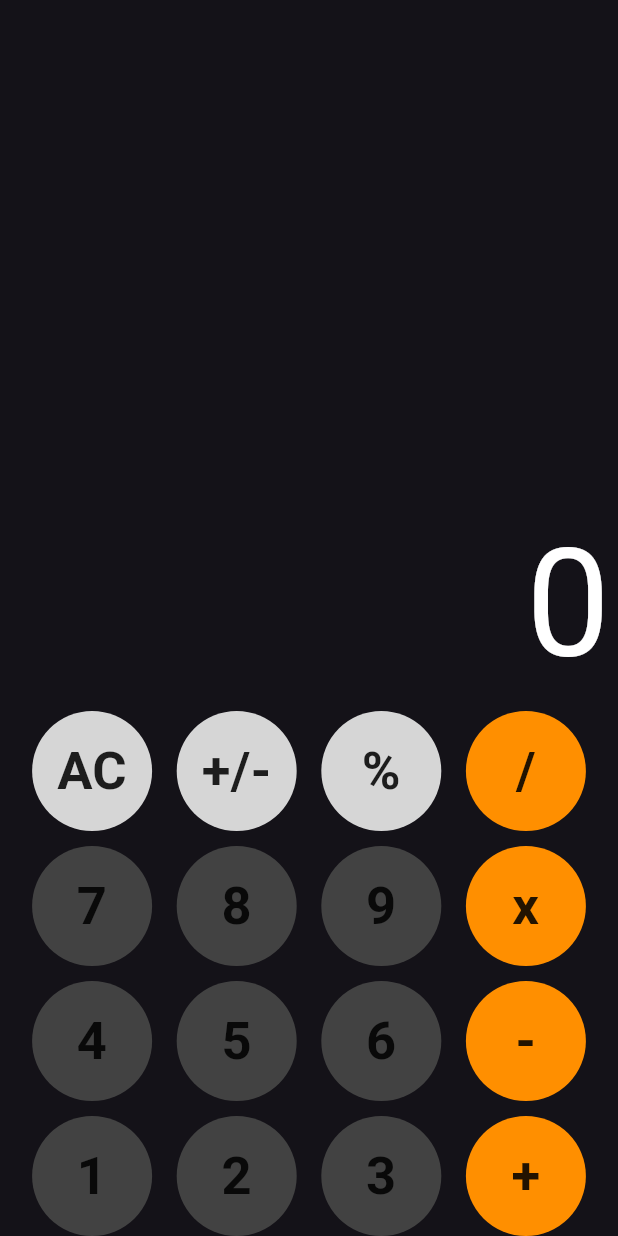
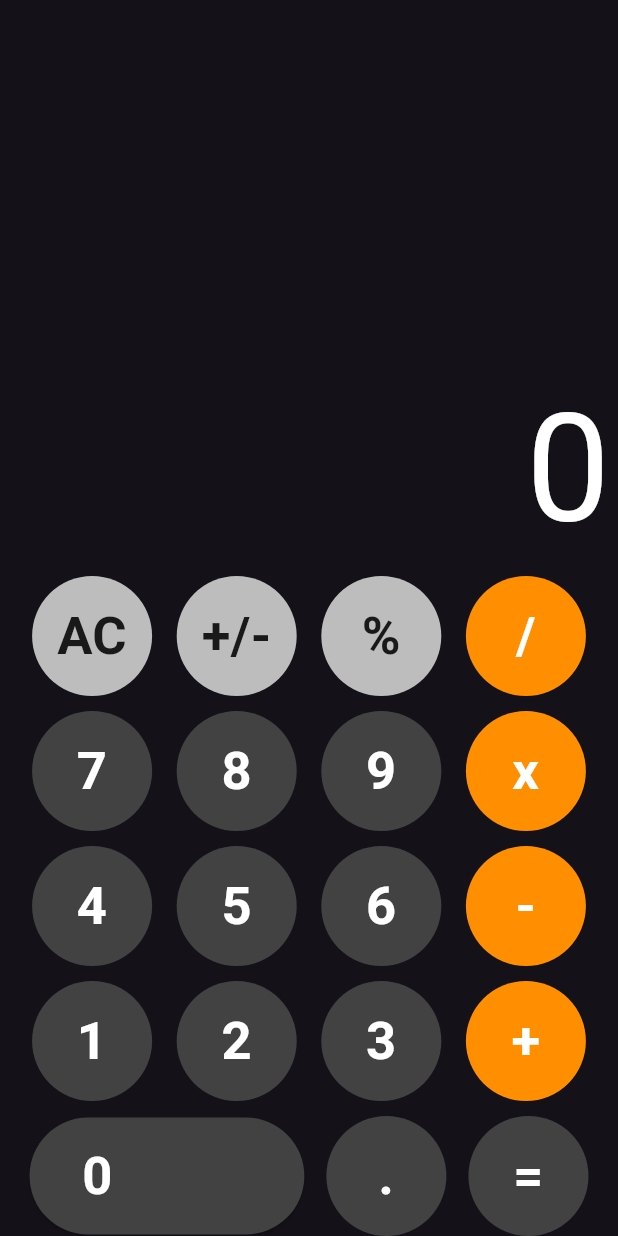
Before and after one commit to Ayann12/kalkulator, a Flutter app: the screen it shows after launch, on a phone screen of 412 x 824 dp. Run offline on Flutter 3.47's test engine with Material 3 defaults, Android fonts, the phone set to English and light mode, and no system bars; missing offline and left inert: function_tree.

Commit message:
masih belum sempurna

```diff
--- a/lib/main.dart
+++ b/lib/main.dart
@@ -1,5 +1,7 @@
 import 'package:flutter/material.dart';
 import 'package:kalkulator/my_calculator.dart';
+import 'package:kalkulator/provider/calculator_provider.dart';
+import 'package:provider/provider.dart';
 
 void main() {
   runApp(const MyApp());
@@ -11,10 +13,13 @@ class MyApp extends StatelessWidget {
   // This widget is the root of your application.
   @override
   Widget build(BuildContext context) {
-    return MaterialApp(
-      theme: ThemeData.dark(),
-      debugShowCheckedModeBanner: false,
-      home: const MyCalculator(),
+    return ChangeNotifierProvider(
+      create: (context) => CalculatorProvider(),
+      child: MaterialApp(
+        theme: ThemeData.dark(),
+        debugShowCheckedModeBanner: false,
+        home: const MyCalculator(),
+      ),
     );
   }
 }
--- a/lib/my_calculator.dart
+++ b/lib/my_calculator.dart
@@ -1,5 +1,9 @@
+import 'dart:async';
+
 import 'package:flutter/material.dart';
 import 'package:kalkulator/color.dart';
+import 'package:kalkulator/provider/calculator_provider.dart';
+import 'package:provider/provider.dart';
 
 class MyCalculator extends StatefulWidget {
   const MyCalculator({super.key});
@@ -9,68 +13,114 @@ class MyCalculator extends StatefulWidget {
 }
 
 class _MyCalculatorState extends State<MyCalculator> {
+  Map<String, bool> buttonStates = {};
+  void handleTap(String text) {
+    setState(() {
+      buttonStates[text] = true;
+    });
+    Provider.of<CalculatorProvider>(context, listen: false).setValue(text);
+
+    Timer(const Duration(milliseconds: 350), () {
+      setState(() {
+        buttonStates[text] = false;
+      });
+    });
+  }
+
   @override
   Widget build(BuildContext context) {
+    return Consumer<CalculatorProvider>(builder: (context, provider, __) {
       return Scaffold(
         body: SafeArea(
           child: Padding(
-          padding: EdgeInsets.symmetric(horizontal: 5),
+            padding: const EdgeInsets.symmetric(horizontal: 5),
             child: Column(
               mainAxisAlignment: MainAxisAlignment.end,
               children: [
                 // Tampilan total
                 Align(
                   alignment: Alignment.centerRight,
+                  child: SingleChildScrollView(
+                    scrollDirection: Axis.horizontal,
                     child: Text(
-                  "0",
+                      provider.displayText,
                       textAlign: TextAlign.left,
-                  style: TextStyle(fontSize: 100, color: Colors.white),
+                      style:
+                          const TextStyle(fontSize: 100, color: Colors.white),
+                    ),
                   ),
                 ),
                 Row(
                   mainAxisAlignment: MainAxisAlignment.spaceEvenly,
                   children: [
-                  numberSymbolButton(Colors.grey[350]!, "AC", Colors.black87),
-                  numberSymbolButton(Colors.grey[350]!, "+/-", Colors.black87),
-                  numberSymbolButton(Colors.grey[350]!, "%", Colors.black87),
-                  numberSymbolButton(symbolBgColor, "/", Colors.black87),
+                    numberSymbolButton(Colors.grey[400]!, "AC", Colors.black87),
+                    numberSymbolButton(
+                        Colors.grey[400]!, "+/-", Colors.black87),
+                    numberSymbolButton(Colors.grey[400]!, "%", Colors.black87),
+                    numberSymbolButton(symbolBgColor, "/", Colors.white),
                   ],
                 ),
-              SizedBox(height: 10),
+                const SizedBox(height: 10),
                 Row(
                   mainAxisAlignment: MainAxisAlignment.spaceEvenly,
                   children: [
-                  numberSymbolButton(numberBgColor, "7", Colors.black87),
-                  numberSymbolButton(numberBgColor, "8", Colors.black87),
-                  numberSymbolButton(numberBgColor, "9", Colors.black87),
-                  numberSymbolButton(symbolBgColor, "x", Colors.black87),
+                    numberSymbolButton(numberBgColor, "7", Colors.white),
+                    numberSymbolButton(numberBgColor, "8", Colors.white),
+                    numberSymbolButton(numberBgColor, "9", Colors.white),
+                    numberSymbolButton(symbolBgColor, "x", Colors.white),
                   ],
                 ),
-              SizedBox(height: 10),
+                const SizedBox(height: 10),
                 Row(
                   mainAxisAlignment: MainAxisAlignment.spaceEvenly,
                   children: [
-                  numberSymbolButton(numberBgColor, "4", Colors.black87),
-                  numberSymbolButton(numberBgColor, "5", Colors.black87),
-                  numberSymbolButton(numberBgColor, "6", Colors.black87),
-                  numberSymbolButton(symbolBgColor, "-", Colors.black87),
+                    numberSymbolButton(numberBgColor, "4", Colors.white),
+                    numberSymbolButton(numberBgColor, "5", Colors.white),
+                    numberSymbolButton(numberBgColor, "6", Colors.white),
+                    numberSymbolButton(symbolBgColor, "-", Colors.white),
                   ],
                 ),
-              SizedBox(height: 10),
+                const SizedBox(height: 10),
                 Row(
                   mainAxisAlignment: MainAxisAlignment.spaceEvenly,
                   children: [
-                  numberSymbolButton(numberBgColor, "1", Colors.black87),
-                  numberSymbolButton(numberBgColor, "2", Colors.black87),
-                  numberSymbolButton(numberBgColor, "3", Colors.black87),
-                  numberSymbolButton(symbolBgColor, "+", Colors.black87),
+                    numberSymbolButton(numberBgColor, "1", Colors.white),
+                    numberSymbolButton(numberBgColor, "2", Colors.white),
+                    numberSymbolButton(numberBgColor, "3", Colors.white),
+                    numberSymbolButton(symbolBgColor, "+", Colors.white),
                   ],
                 ),
+                const SizedBox(height: 10),
+                Row(
+                  mainAxisAlignment: MainAxisAlignment.spaceEvenly,
+                  children: [
+                    ElevatedButton(
+                      style: ElevatedButton.styleFrom(
+                        backgroundColor: numberBgColor,
+                        shape: const StadiumBorder(),
+                        padding: const EdgeInsets.fromLTRB(35, 14, 128, 14),
+                      ),
+                      onPressed: () => Provider.of<CalculatorProvider>(context,
+                              listen: false)
+                          .setValue("0"),
+                      child: const Text(
+                        "0",
+                        style: TextStyle(
+                            fontWeight: FontWeight.bold,
+                            fontSize: 35,
+                            color: Colors.white),
+                      ),
+                    ),
+                    numberSymbolButton(numberBgColor, ".", Colors.white),
+                    numberSymbolButton(numberBgColor, "=", Colors.white),
+                  ],
+                )
               ],
             ),
           ),
         ),
       );
+    });
   }
 
   Widget numberSymbolButton(
@@ -78,13 +128,15 @@ class _MyCalculatorState extends State<MyCalculator> {
     String text,
     Color textColor,
   ) {
+    bool isChange = buttonStates[text] ?? false;
     return GestureDetector(
+      onTap: () => handleTap(text),
       child: Container(
         height: 80,
         width: 80,
         decoration: BoxDecoration(
           shape: BoxShape.circle,
-          color: bgColor,
+          color: isChange ? Colors.white : bgColor,
         ),
         child: Center(
           child: Text(
@@ -101,3 +153,5 @@ class _MyCalculatorState extends State<MyCalculator> {
     );
   }
 }
+
+// tampilan sudah jadi
--- a/pubspec.yaml
+++ b/pubspec.yaml
@@ -35,6 +35,8 @@ dependencies:
   # The following adds the Cupertino Icons font to your application.
   # Use with the CupertinoIcons class for iOS style icons.
   cupertino_icons: ^1.0.8
+  provider: ^6.1.2
+  function_tree: ^0.9.1
 
 dev_dependencies:
   flutter_test:
```
Also changed, not shown: lib/provider/calculator_provider.dart (added, +42 -0 lines), pubspec.lock. Lines whose indentation alone changed are shown as unchanged.
